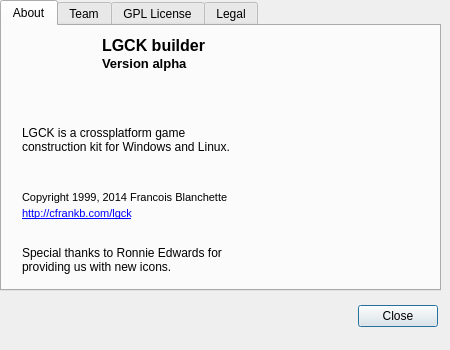
First picture: the form in src/lgck-builder/DlgAbout.ui, repository cfrankb/lgck-src, before the edit.
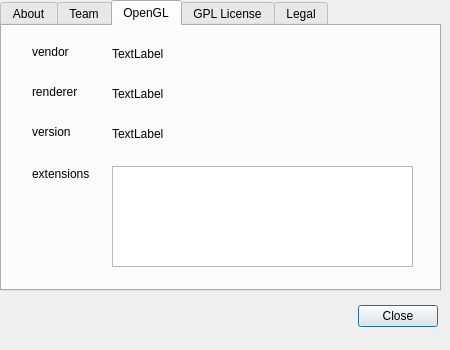
Second picture: the form after the edit. The open tabs and pages were chosen to show the change. Icons and pictures are not drawn.

Patch:
```diff
--- a/src/lgck-builder/DlgAbout.ui
+++ b/src/lgck-builder/DlgAbout.ui
@@ -175,7 +175,7 @@
       </font>
      </property>
      <property name="text">
-      <string>Copyright 1999, 2014 Francois Blanchette</string>
+      <string>Copyright 1999, 2016 Francois Blanchette</string>
      </property>
     </widget>
     <widget class="QLabel" name="label">
@@ -302,6 +302,112 @@
      </property>
     </widget>
    </widget>
+   <widget class="QWidget" name="tab_5">
+    <attribute name="title">
+     <string>OpenGL</string>
+    </attribute>
+    <widget class="QLabel" name="label_9">
+     <property name="geometry">
+      <rect>
+       <x>30</x>
+       <y>20</y>
+       <width>49</width>
+       <height>11</height>
+      </rect>
+     </property>
+     <property name="text">
+      <string>vendor</string>
+     </property>
+    </widget>
+    <widget class="QLabel" name="label_10">
+     <property name="geometry">
+      <rect>
+       <x>30</x>
+       <y>60</y>
+       <width>49</width>
+       <height>11</height>
+      </rect>
+     </property>
+     <property name="text">
+      <string>renderer</string>
+     </property>
+    </widget>
+    <widget class="QLabel" name="label_11">
+     <property name="geometry">
+      <rect>
+       <x>30</x>
+       <y>100</y>
+       <width>49</width>
+       <height>11</height>
+      </rect>
+     </property>
+     <property name="text">
+      <string>version</string>
+     </property>
+    </widget>
+    <widget class="QLabel" name="sOpenGLVendor">
+     <property name="geometry">
+      <rect>
+       <x>110</x>
+       <y>20</y>
+       <width>291</width>
+       <height>16</height>
+      </rect>
+     </property>
+     <property name="text">
+      <string>TextLabel</string>
+     </property>
+    </widget>
+    <widget class="QLabel" name="sOpenGLRenderer">
+     <property name="geometry">
+      <rect>
+       <x>110</x>
+       <y>60</y>
+       <width>291</width>
+       <height>16</height>
+      </rect>
+     </property>
+     <property name="text">
+      <string>TextLabel</string>
+     </property>
+    </widget>
+    <widget class="QLabel" name="sOpenGLVersion">
+     <property name="geometry">
+      <rect>
+       <x>110</x>
+       <y>100</y>
+       <width>281</width>
+       <height>16</height>
+      </rect>
+     </property>
+     <property name="text">
+      <string>TextLabel</string>
+     </property>
+    </widget>
+    <widget class="QLabel" name="label_12">
+     <property name="geometry">
+      <rect>
+       <x>30</x>
+       <y>140</y>
+       <width>81</width>
+       <height>16</height>
+      </rect>
+     </property>
+     <property name="text">
+      <string>extensions</string>
+     </property>
+    </widget>
+    <widget class="QListWidget" name="cbExtensions">
+     <property name="geometry">
+      <rect>
+       <x>110</x>
+       <y>140</y>
+       <width>301</width>
+       <height>101</height>
+      </rect>
+     </property>
+    </widget>
+   </widget>
    <widget class="QWidget" name="tab_2">
     <attribute name="title">
      <string>GPL License</string>
```
